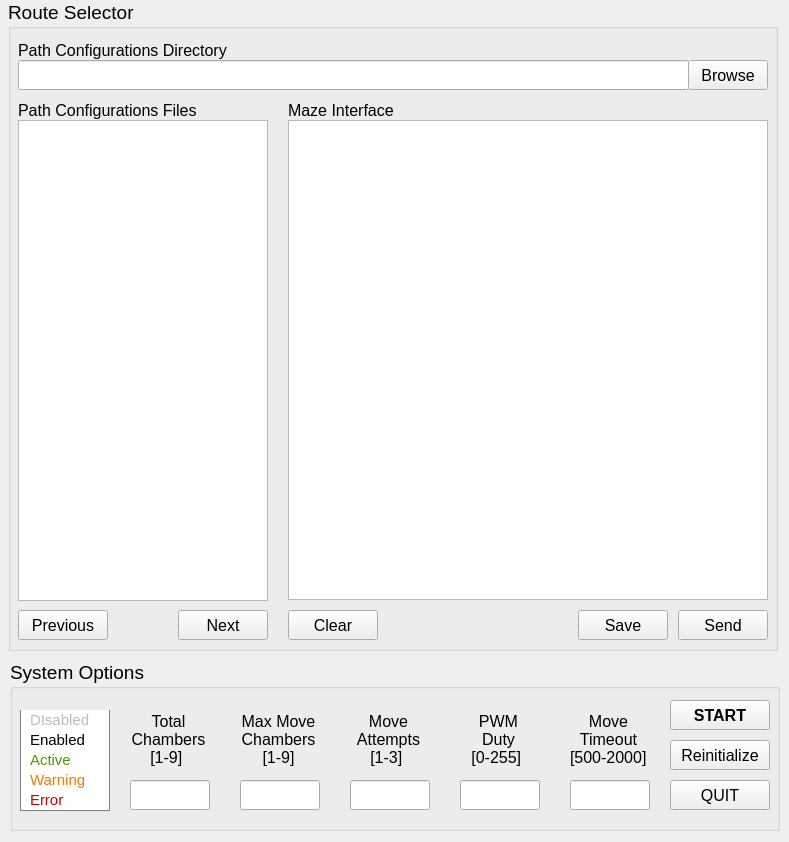
NC4Lab/omniroute_ubuntu_ws, file src/omniroute_operation/src/three_by_three_interface/interface.ui: the form before one commit.
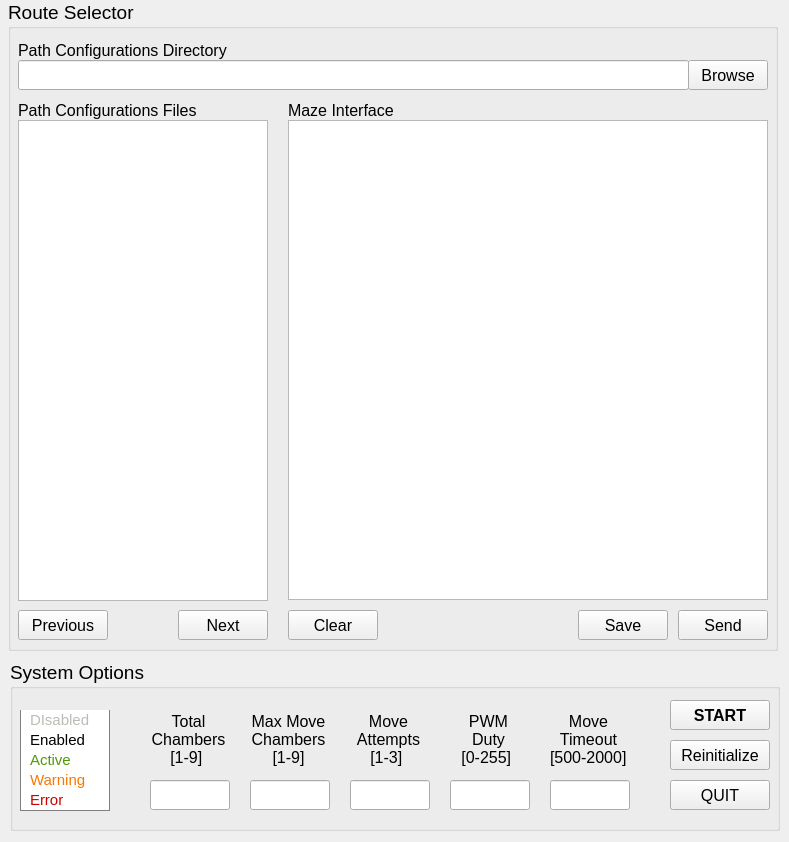
The form after the commit.

Patch:
```diff
--- a/src/omniroute_operation/src/three_by_three_interface/interface.ui
+++ b/src/omniroute_operation/src/three_by_three_interface/interface.ui
@@ -294,7 +294,7 @@
    <widget class="QLineEdit" name="sysSettingEdit_1">
     <property name="geometry">
      <rect>
-      <x>120</x>
+      <x>140</x>
       <y>120</y>
       <width>80</width>
       <height>30</height>
@@ -312,7 +312,7 @@
    <widget class="QLabel" name="sysSettingLabel_1">
     <property name="geometry">
      <rect>
-      <x>120</x>
+      <x>140</x>
       <y>50</y>
       <width>77</width>
       <height>60</height>
@@ -462,7 +462,7 @@
    <widget class="QLabel" name="sysSettingLabel_2">
     <property name="geometry">
      <rect>
-      <x>230</x>
+      <x>240</x>
       <y>50</y>
       <width>77</width>
       <height>60</height>
@@ -517,7 +517,7 @@
    <widget class="QLabel" name="sysSettingLabel_4">
     <property name="geometry">
      <rect>
-      <x>450</x>
+      <x>440</x>
       <y>50</y>
       <width>77</width>
       <height>60</height>
@@ -545,7 +545,7 @@
    <widget class="QLabel" name="sysSettingLabel_5">
     <property name="geometry">
      <rect>
-      <x>560</x>
+      <x>540</x>
       <y>50</y>
       <width>77</width>
       <height>60</height>
@@ -573,7 +573,7 @@
    <widget class="QLineEdit" name="sysSettingEdit_2">
     <property name="geometry">
      <rect>
-      <x>230</x>
+      <x>240</x>
       <y>120</y>
       <width>80</width>
       <height>30</height>
@@ -609,7 +609,7 @@
    <widget class="QLineEdit" name="sysSettingEdit_4">
     <property name="geometry">
      <rect>
-      <x>450</x>
+      <x>440</x>
       <y>120</y>
       <width>80</width>
       <height>30</height>
@@ -627,7 +627,7 @@
    <widget class="QLineEdit" name="sysSettingEdit_5">
     <property name="geometry">
      <rect>
-      <x>560</x>
+      <x>540</x>
       <y>120</y>
       <width>80</width>
       <height>30</height>
```
